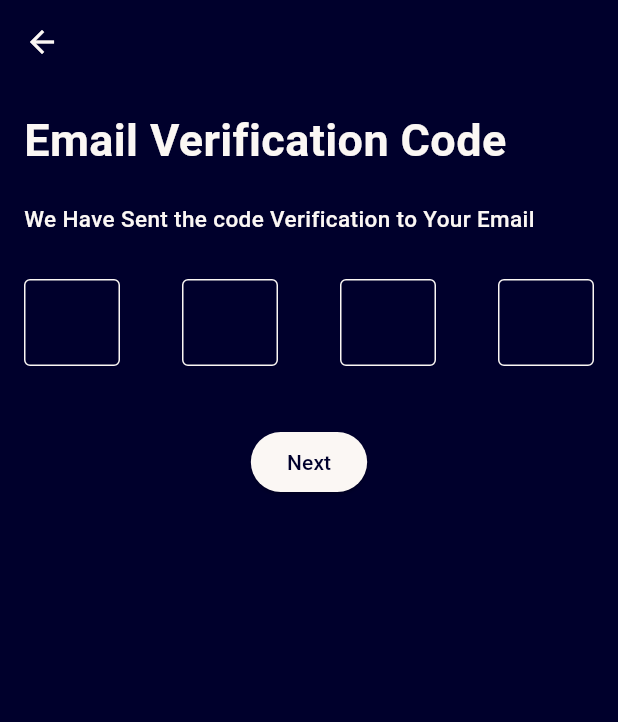
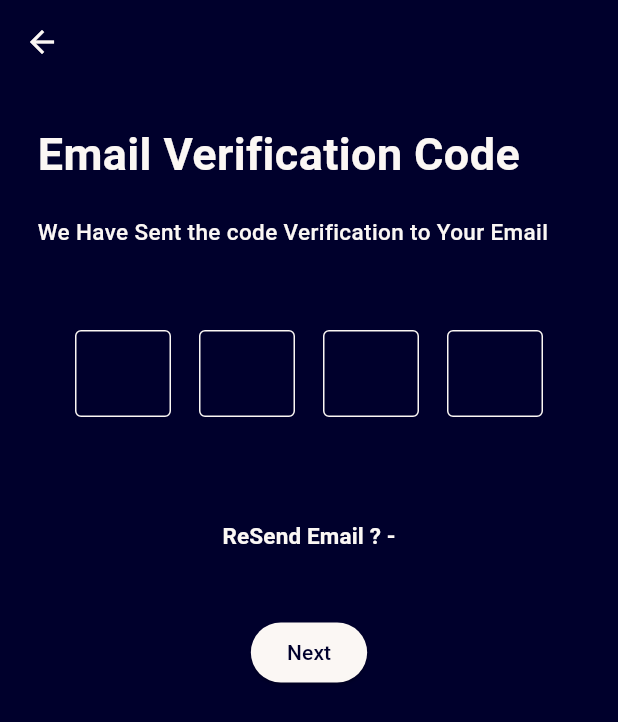
Before and after one commit to pavants777/EduFarewell, a Flutter app: the EmailVerficiation screen opened directly, after a tap on "Next", on a phone screen of 412 x 824 dp. Shown: the top 722 px of the screen. Run offline on Flutter 3.47's test engine with Material 3 defaults, Android fonts, the phone set to English and light mode, and no system bars; our stand-ins replace dots_indicator, font_awesome_flutter, get, shared_preferences; accounts and stored records are empty; network calls fail.

Commit message:
profile Update

```diff
--- a/lib/Provider/User_provider.dart
+++ b/lib/Provider/User_provider.dart
@@ -27,6 +27,11 @@ class UserProvider extends ChangeNotifier {
     notifyListeners();
   }
 
+  void verificationOfEmail() {
+    _user.isEmail = true;
+    notifyListeners();
+  }
+
   void dispose() {
     _userTokenController.close();
     super.dispose();
--- a/lib/Services/auth_Services.dart
+++ b/lib/Services/auth_Services.dart
@@ -2,10 +2,12 @@ import 'dart:convert';
 import 'dart:io';
 import 'package:clc/Provider/User_provider.dart';
 import 'package:clc/models/user.dart';
+import 'package:clc/pages/homepages/homeScreen.dart';
 import 'package:clc/pages/homepages/homepage.dart';
 import 'package:clc/pages/splashScreen/StartPage.dart';
 import 'package:clc/routes/routes.dart';
 import 'package:clc/widgets/Utils.dart';
+import 'package:clc/widgets/mainScreenWidgets.dart';
 import 'package:flutter/material.dart';
 import 'package:http/http.dart' as http;
 import 'package:provider/provider.dart';
@@ -62,7 +64,6 @@ class AuthService {
 
   void login(BuildContext context, String email, password) async {
     try {
-      print('function call');
       http.Response res = await http.post(
         Uri.parse('https://clc-bakend.onrender.com/app/login'),
         body: jsonEncode({
@@ -154,4 +155,52 @@ class AuthService {
         MaterialPageRoute(builder: (context) => HomePageStart()),
         (route) => false);
   }
+
+// send otp to user email
+  Future<void> sendOTP(BuildContext context) async {
+    var userPrvoider = Provider.of<UserProvider>(context, listen: false).user;
+    var user = new User(
+        email: userPrvoider.email,
+        id: '',
+        name: userPrvoider.name,
+        token: '',
+        isEmail: userPrvoider.isEmail,
+        password: userPrvoider.password);
+    http.Response res = await http.post(
+      Uri.parse('https://clc-bakend.onrender.com/SendOTP'),
+      body: jsonEncode(user.toMap()),
+      headers: <String, String>{
+        'Content-Type': 'application/json; charset=UTF-8',
+      },
+    );
+  }
+
+// verification of otp
+  Future<void> verificationOfOTP(BuildContext context, String otp) async {
+    var userPrvoider = Provider.of<UserProvider>(context, listen: false);
+    print(otp);
+    http.Response res = await http.post(
+      Uri.parse('https://clc-bakend.onrender.com/verification'),
+      body: jsonEncode({
+        'userId': userPrvoider.user.email,
+        'otp': otp,
+      }),
+      headers: <String, String>{
+        'Content-Type': 'application/json; charset=UTF-8',
+      },
+    );
+    print(res.statusCode);
+
+    httpErrorHandle(
+      response: res,
+      context: context,
+      onSuccess: () async {
+        userPrvoider.verificationOfEmail();
+        Navigator.pushAndRemoveUntil(
+            context,
+            MaterialPageRoute(builder: (context) => HomePage()),
+            (route) => false);
+      },
+    );
+  }
 }
--- a/lib/pages/Profile/emailVerification.dart
+++ b/lib/pages/Profile/emailVerification.dart
@@ -1,11 +1,16 @@
 import 'package:clc/Provider/User_provider.dart';
+import 'package:clc/Services/auth_Services.dart';
 import 'package:flutter/material.dart';
 import 'package:flutter/services.dart';
 import 'package:font_awesome_flutter/font_awesome_flutter.dart';
 import 'package:provider/provider.dart';
 
 class EmailVerficiation extends StatelessWidget {
-  const EmailVerficiation({super.key});
+  EmailVerficiation({super.key});
+  TextEditingController otp1 = TextEditingController();
+  TextEditingController otp2 = TextEditingController();
+  TextEditingController otp3 = TextEditingController();
+  TextEditingController otp4 = TextEditingController();
 
   @override
   Widget build(BuildContext context) {
@@ -25,7 +30,7 @@ class EmailVerficiation extends StatelessWidget {
       ),
       body: SafeArea(
         child: Padding(
-          padding: const EdgeInsets.all(16.0),
+          padding: const EdgeInsets.all(25.0),
           child: Column(
             crossAxisAlignment: CrossAxisAlignment.start,
             children: [
@@ -52,6 +57,8 @@ class EmailVerficiation extends StatelessWidget {
                 height: 30,
               ),
               Form(
+                  child: Padding(
+                padding: const EdgeInsets.all(25.0),
                 child: Row(
                   mainAxisAlignment: MainAxisAlignment.spaceBetween,
                   children: [
@@ -59,6 +66,7 @@ class EmailVerficiation extends StatelessWidget {
                       height: 68,
                       width: 64,
                       child: TextFormField(
+                        controller: otp1,
                         onChanged: (value) {
                           if (value.length == 1) {
                             FocusScope.of(context).nextFocus();
@@ -91,6 +99,7 @@ class EmailVerficiation extends StatelessWidget {
                       height: 68,
                       width: 64,
                       child: TextFormField(
+                        controller: otp2,
                         onChanged: (value) {
                           if (value.length == 1) {
                             FocusScope.of(context).nextFocus();
@@ -123,6 +132,7 @@ class EmailVerficiation extends StatelessWidget {
                       height: 68,
                       width: 64,
                       child: TextFormField(
+                        controller: otp3,
                         onChanged: (value) {
                           if (value.length == 1) {
                             FocusScope.of(context).nextFocus();
@@ -155,6 +165,7 @@ class EmailVerficiation extends StatelessWidget {
                       height: 68,
                       width: 64,
                       child: TextFormField(
+                        controller: otp4,
                         onChanged: (value) {
                           if (value.length == 1) {
                             FocusScope.of(context).nextFocus();
@@ -184,13 +195,38 @@ class EmailVerficiation extends StatelessWidget {
                       ),
                     ),
                   ],
+                ),
               )),
+              SizedBox(
+                height: 20,
+              ),
+              Center(
+                child: TextButton(
+                  onPressed: () {
+                    AuthService _auth = new AuthService();
+                    _auth.sendOTP(context);
+                  },
+                  child: Text(
+                    'ReSend Email ? -',
+                    style: TextStyle(
+                      color: Theme.of(context).colorScheme.secondary,
+                      fontWeight: FontWeight.bold,
+                      fontSize: 15,
+                    ),
+                  ),
+                ),
+              ),
               SizedBox(
                 height: 30,
               ),
               Center(
                   child: ElevatedButton(
-                onPressed: () {},
+                onPressed: () {
+                  String otp = otp1.text + otp2.text + otp3.text + otp4.text;
+                  print(otp);
+                  AuthService _auth = new AuthService();
+                  _auth.verificationOfOTP(context, otp);
+                },
                 child: Text('Next'),
               ))
             ],
--- a/lib/pages/homepages/homepage.dart
+++ b/lib/pages/homepages/homepage.dart
@@ -14,7 +14,7 @@ class HomePageStart extends StatelessWidget {
   @override
   Widget build(BuildContext context) {
     return FutureBuilder(
-      future: Future.delayed(Duration(seconds: 3)),
+      future: Future.delayed(Duration(seconds: 5)),
       builder: (context, snapshot) {
         if (snapshot.connectionState == ConnectionState.waiting) {
           return Scaffold(
--- a/lib/widgets/Utils.dart
+++ b/lib/widgets/Utils.dart
@@ -1,5 +1,4 @@
 import 'dart:convert';
-
 import 'package:flutter/material.dart';
 import 'package:get/get.dart';
 import 'package:get/get_core/src/get_main.dart';
@@ -25,7 +24,7 @@ void httpErrorHandle({
       break;
     case 400:
       print("${jsonDecode(response.body)['msg'] ?? 'Unknown error'}");
-      GetXSnackbar(jsonDecode(response.body)['msg']);
+      GetXSnackbar(jsonDecode(response.body)['msg'] ?? "Erro Will connecting");
       break;
     case 500:
       print("${jsonDecode(response.body)['error'] ?? 'Unknown error'}");
```
Also changed, not shown: lib/pages/Profile/profile.dart (+7 -1 lines). Lines whose indentation alone changed are shown as unchanged.
